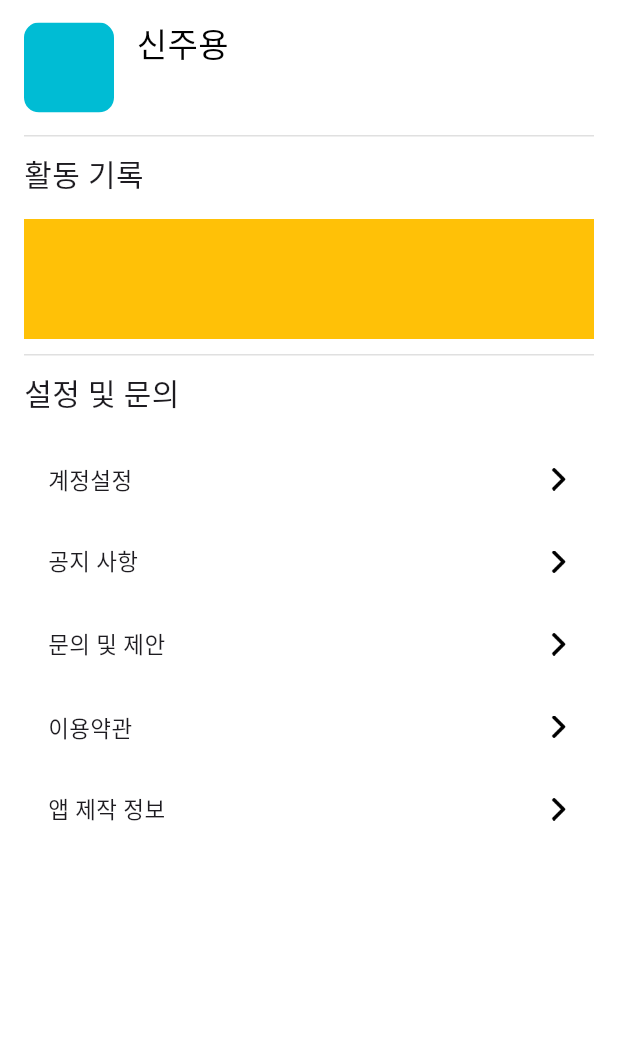
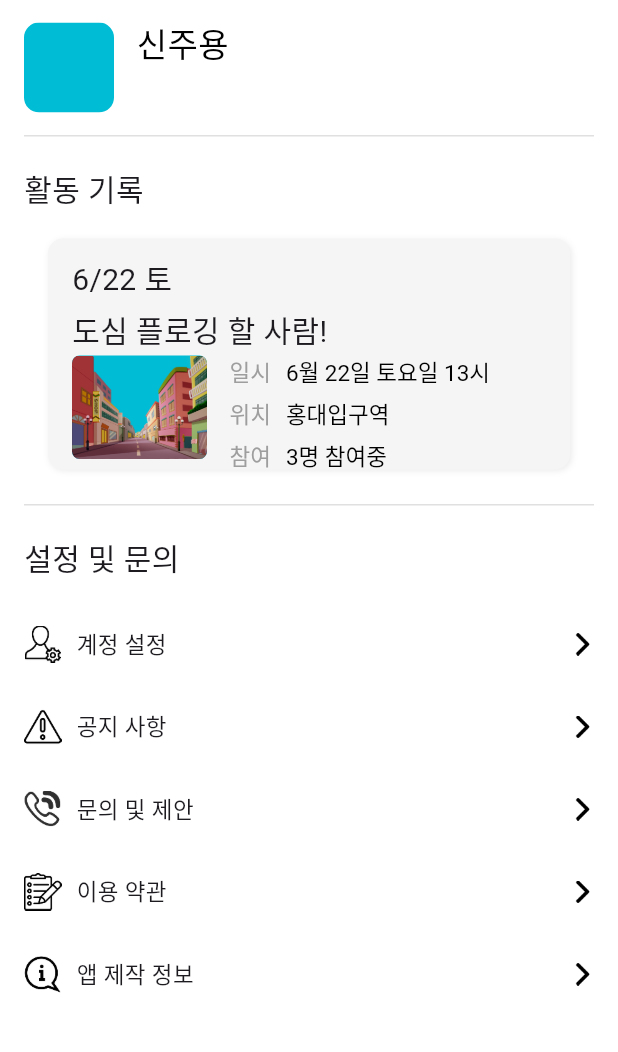
Before and after one commit to shinjoo95/bluemungan, a Flutter app: the MypageScreen screen opened directly, on a phone screen of 412 x 824 dp, the part 84-1136 px from its top. Run offline on Flutter 3.47's test engine with Material 3 defaults, Android fonts, the phone set to English and light mode, and no system bars; our stand-ins replace firebase_auth, firebase_core, flutter_native_splash, get, google_sign_in, image_picker; missing offline and left inert: board_datetime_picker, kakao_flutter_sdk; accounts and stored records are empty; Roboto replaces fonts that are missing (bold, semiBold); project files that could hold a hidden picture were left out.

Commit message:
- icon 추가 - UI 수정

```diff
--- a/lib/my/screen/mypage_screen.dart
+++ b/lib/my/screen/mypage_screen.dart
@@ -3,7 +3,6 @@
 import 'package:bluemungan/my/widget/participated_info.dart';
 import 'package:bluemungan/my/widget/profile_info.dart';
 import 'package:flutter/material.dart';
-import 'package:get/get.dart';
 
 class MypageScreen extends StatelessWidget {
   const MypageScreen({super.key});
@@ -13,6 +12,7 @@
     return Scaffold(
       backgroundColor: Colors.white,
       appBar: AppBar(
+        surfaceTintColor: Colors.transparent,
         centerTitle: true,
         backgroundColor: Colors.transparent,
         leadingWidth: 80,
@@ -37,10 +37,10 @@
               SizedBox(height: 10),
               //프로필 설정
               ProfileInfo(),
-              Boundary(),
+              Boundary(marginBottom: 20),
               //내가 참여한 활동
               ParticipatedInfo(),
-              Boundary(),
+              Boundary(marginBottom: 20),
               SettingScreen(),
             ],
           ),
--- a/lib/my/screen/setting_screen.dart
+++ b/lib/my/screen/setting_screen.dart
@@ -19,8 +19,8 @@
         ),
         const SizedBox(height: 15),
         SettingMenu(
-          icon: 'setting',
-          title: '계정설정',
+          icon: 'assets/profile_setting_icon.png',
+          title: '계정 설정',
           onTap: () {
             Navigator.push(
               context,
@@ -31,22 +31,22 @@
           },
         ),
         SettingMenu(
-          icon: 'setting',
+          icon: 'assets/notice_icon.png',
           title: '공지 사항',
           onTap: () {},
         ),
         SettingMenu(
-          icon: 'setting',
+          icon: 'assets/call_icon.png',
           title: '문의 및 제안',
           onTap: () {},
         ),
         SettingMenu(
-          icon: 'setting',
-          title: '이용약관',
+          icon: 'assets/terms_icon.png',
+          title: '이용 약관',
           onTap: () {},
         ),
         SettingMenu(
-          icon: 'setting',
+          icon: 'assets/info_icon.png',
           title: '앱 제작 정보',
           onTap: () {},
           isLast: true,
--- a/lib/my/widget/participated_info.dart
+++ b/lib/my/widget/participated_info.dart
@@ -1,26 +1,28 @@
+import 'package:bluemungan/my/widget/participated_list_item.dart';
 import 'package:flutter/material.dart';
-import 'package:get/get.dart';
 
 class ParticipatedInfo extends StatelessWidget {
   const ParticipatedInfo({super.key});
 
   @override
   Widget build(BuildContext context) {
-    return Column(
+    return const Column(
       crossAxisAlignment: CrossAxisAlignment.start,
       children: [
-        const Text(
+        Text(
           '활동 기록',
           style: TextStyle(
             fontSize: 20,
             fontFamily: 'bold',
           ),
         ),
-        const SizedBox(height: 15),
-        Container(
-          height: 80,
-          width: Get.width,
-          color: Colors.amber,
+        SizedBox(height: 5),
+        ParticipatedListItem(
+          title: '도심 플로깅 할 사람!',
+          imageUrl: 'assets/city_img.png',
+          mainTime: '6/22 토',
+          subTime: '6월 22일 토요일 13시',
+          location: '홍대입구역',
         ),
       ],
     );
--- /dev/null
+++ b/lib/my/widget/participated_list_item.dart
@@ -0,0 +1,206 @@
+import 'package:flutter/material.dart';
+import 'package:get/get.dart';
+
+class ParticipatedListItem extends StatelessWidget {
+  final String imageUrl;
+  final String title;
+  final String mainTime;
+  final String subTime;
+  final String location;
+  final int? member;
+
+  const ParticipatedListItem({
+    super.key,
+    required this.imageUrl,
+    required this.title,
+    required this.mainTime,
+    required this.subTime,
+    required this.location,
+    this.member,
+  });
+
+  @override
+  Widget build(BuildContext context) {
+    return Container(
+      margin: const EdgeInsets.fromLTRB(16, 13, 16, 13),
+      padding: const EdgeInsets.fromLTRB(16, 11, 16, 11),
+      decoration: BoxDecoration(
+        borderRadius: BorderRadius.circular(10),
+        color: Colors.grey[100],
+        boxShadow: [
+          BoxShadow(
+            color: Colors.grey.withOpacity(0.2),
+            blurRadius: 3,
+            spreadRadius: 0,
+            offset: const Offset(1, 1),
+          ),
+        ],
+      ),
+      width: Get.width,
+      height: 154,
+      // 데이터 연동 예정
+      child: Column(
+        crossAxisAlignment: CrossAxisAlignment.start,
+        children: [
+          Text(
+            mainTime,
+            style: const TextStyle(
+              fontSize: 20,
+              fontFamily: 'bold',
+            ),
+          ),
+          const SizedBox(height: 5),
+          // 제목
+          SizedBox(
+            height: 25,
+            width: Get.width,
+            child: Text(
+              title,
+              style: const TextStyle(
+                fontSize: 20,
+                fontFamily: 'bold',
+              ),
+              overflow: TextOverflow.ellipsis,
+            ),
+          ),
+          const SizedBox(height: 7),
+          Row(
+            crossAxisAlignment: CrossAxisAlignment.start,
+            children: [
+              Container(
+                // 산, 도심, 해안 이미지 설정
+                width: 90,
+                height: 69,
+                decoration: BoxDecoration(
+                  borderRadius: BorderRadius.circular(5),
+                  color: Colors.cyan,
+                ),
+                child: ClipRRect(
+                  borderRadius: BorderRadius.circular(5),
+                  child: Image.asset(
+                    imageUrl,
+                    fit: BoxFit.cover,
+                  ),
+                ),
+              ),
+              const SizedBox(width: 15),
+              Column(
+                crossAxisAlignment: CrossAxisAlignment.start,
+                children: [
+                  // 일시
+                  RichText(
+                    text: TextSpan(
+                      children: [
+                        const TextSpan(
+                          text: '일시',
+                          style: TextStyle(
+                            color: Colors.grey,
+                            fontSize: 15,
+                            fontFamily: 'semiBold',
+                          ),
+                        ),
+                        const WidgetSpan(
+                          child: SizedBox(
+                            width: 10,
+                          ),
+                        ),
+                        TextSpan(
+                          text: subTime,
+                          style: const TextStyle(
+                            color: Colors.black,
+                            fontSize: 15,
+                            fontFamily: 'semiBold',
+                          ),
+                        ),
+                      ],
+                    ),
+                  ),
+                  const SizedBox(height: 6),
+                  // 위치
+                  RichText(
+                    text: TextSpan(
+                      children: [
+                        const TextSpan(
+                          text: '위치',
+                          style: TextStyle(
+                            color: Colors.grey,
+                            fontSize: 15,
+                            fontFamily: 'semiBold',
+                          ),
+                        ),
+                        const WidgetSpan(
+                          child: SizedBox(
+                            width: 10,
+                          ),
+                        ),
+                        TextSpan(
+                          text: location,
+                          style: const TextStyle(
+                            color: Colors.black,
+                            fontSize: 15,
+                            fontFamily: 'semiBold',
+                          ),
+                        ),
+                      ],
+                    ),
+                  ),
+                  const SizedBox(height: 6),
+                  RichText(
+                    text: const TextSpan(
+                      children: [
+                        TextSpan(
+                          text: '참여',
+                          style: TextStyle(
+                            color: Colors.grey,
+                            fontSize: 15,
+                            fontFamily: 'semiBold',
+                          ),
+                        ),
+                        WidgetSpan(
+                          child: SizedBox(
+                            width: 10,
+                          ),
+                        ),
+                        TextSpan(
+                          text: '3명 참여중',
+                          style: TextStyle(
+                            color: Colors.black,
+                            fontSize: 15,
+                            fontFamily: 'semiBold',
+                          ),
+                        ),
+                      ],
+                    ),
+                  ),
+                  // Text(
+                  //   '일시  2024년 6월 22일 (토) 13시',
+                  //   style: TextStyle(
+                  //     fontSize: 17,
+                  //     fontFamily: 'bold',
+                  //   ),
+                  // ),
+                  // SizedBox(height: 5),
+                  // Text(
+                  //   '위치: 고척파크푸르지오',
+                  //   style: TextStyle(
+                  //     fontSize: 17,
+                  //     fontFamily: 'bold',
+                  //   ),
+                  // ),
+                  // SizedBox(height: 5),
+                  // Text(
+                  //   '참석: 3명',
+                  //   style: TextStyle(
+                  //     fontSize: 17,
+                  //     fontFamily: 'semiBold',
+                  //   ),
+                  // ),
+                ],
+              ),
+            ],
+          ),
+        ],
+      ),
+    );
+  }
+}
--- a/lib/my/widget/setting_menu.dart
+++ b/lib/my/widget/setting_menu.dart
@@ -23,16 +23,21 @@
   Widget build(BuildContext context) {
     return Column(
       children: [
-        InkWell(
+        GestureDetector(
           onTap: onTap,
-          child: Container(
+          child: SizedBox(
             height: 55,
-            padding: const EdgeInsets.symmetric(horizontal: 16),
             child: Row(
               mainAxisAlignment: MainAxisAlignment.spaceBetween,
               children: [
                 Row(
                   children: [
+                    Image.asset(
+                      icon,
+                      width: 25,
+                      height: 25,
+                    ),
+                    const SizedBox(width: 10),
                     //메뉴 타이틀
                     Text(
                       title,
@@ -41,6 +46,7 @@
                     ),
                   ],
                 ),
+
                 //메뉴 진입하기 > 아이콘
                 Image.asset(
                   'assets/arrow_right.png',
```
Also changed, not shown: lib/feed/screen/feed_write_screen.dart (+52 -3 lines), lib/feed/widget/image_select_listview.dart (+28 -13 lines), lib/main/screen/main_screen.dart (+5 -4 lines), lib/schedule/screen/schedule_screen.dart (+14 -2 lines), assets/call_icon.png (added), assets/info_icon.png (added), assets/notice_icon.png (added), assets/profile_setting_icon.png (added), assets/terms_icon.png (added).
